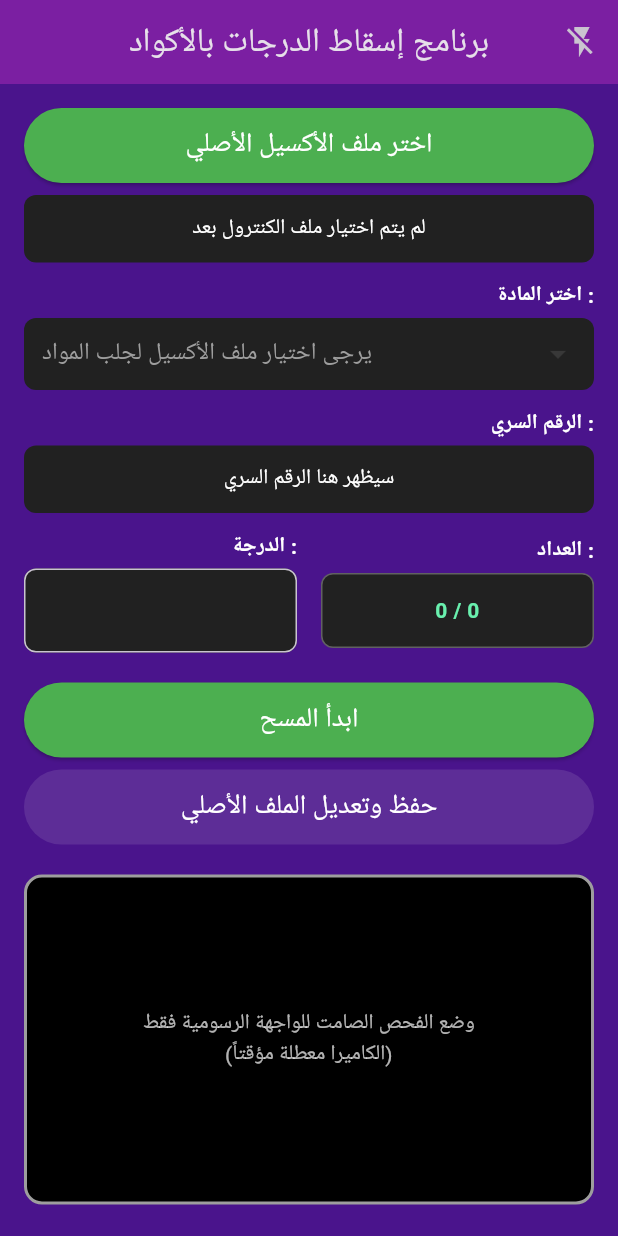
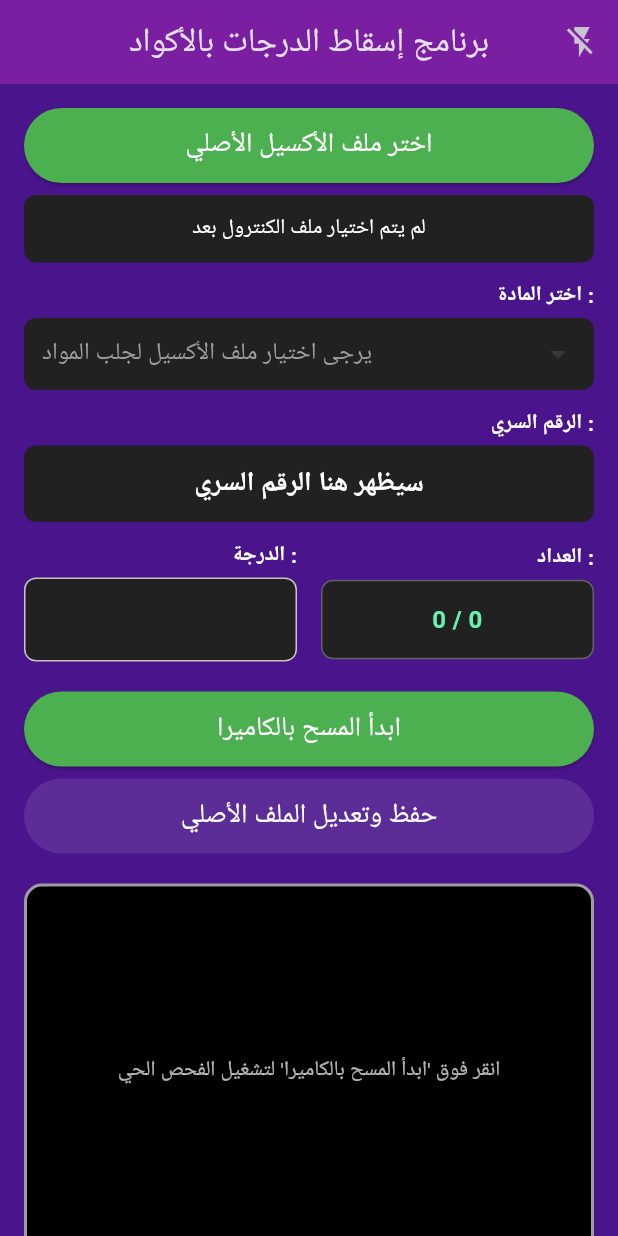
Before and after one commit to karnyn7743-tech/scan_grades, a Flutter app: the screen it shows after launch, on a phone screen of 412 x 824 dp. Run offline on Flutter 3.47's test engine with Material 3 defaults, Android fonts, the phone set to English and light mode, and no system bars; our stand-ins replace file_picker; missing offline and left inert: excel, mobile_scanner.

Commit message:
Integrate camera scanning and enhance Excel parsing
Added camera functionality for scanning codes and improved Excel file handling.

```diff
--- a/lib/main.dart
+++ b/lib/main.dart
@@ -1,7 +1,8 @@
 import 'dart:io';
 import 'package:flutter/material.dart';
 import 'package:file_picker/file_picker.dart';
-import 'package:excel/excel.dart' as px; // هنا قمنا بإعطاء اختصار للمكتبة لحل مشكلة تداخل الاسماء
+import 'package:excel/excel.dart' as px;
+import 'package:mobile_scanner/mobile_scanner.dart'; // استيراد حزمة الكاميرا الجديدة
 
 void main() {
   WidgetsFlutterBinding.ensureInitialized();
@@ -36,11 +37,19 @@ class _MainScreenState extends State<MainScreen> {
   String? _selectedSubject;
   bool _isLoading = false;
 
-  final String _secretIdResult = "سيظهر هنا الرقم السري";
+  String _secretIdResult = "سيظهر هنا الرقم السري";
   final TextEditingController _gradeController = TextEditingController();
 
   int _totalStudents = 0;
   int _gradedStudents = 0;
+
+  // متحكم الكاميرا وفلاش المصابيح
+  final MobileScannerController _cameraController = MobileScannerController(
+    autoStart: false, // لا تبدأ الكاميرا إلا عند الضغط على زر ابدأ المسح
+    torchEnabled: false,
+  );
+  bool _isScanningActive = false;
+  bool _isTorchOn = false;
 
   Future<void> _pickAndParseExcel() async {
     setState(() {
@@ -61,12 +70,11 @@ class _MainScreenState extends State<MainScreen> {
         String nameOfFile = result.files.single.name;
 
         var bytes = File(_selectedFilePath!).readAsBytesSync();
-        var excel = px.Excel.decodeBytes(bytes); // استخدام الاختصار px
+        var excel = px.Excel.decodeBytes(bytes);
 
         String firstSheet = excel.tables.keys.first;
         var sheet = excel.tables[firstSheet];
 
-        // تم استبدال maxCols بـ maxColumns المتوافقة مع الإصدار الجديد
         if (sheet != null && sheet.maxColumns > 0) {
           var firstRow = sheet.rows.first;
           List<String> tempSubjects = [];
@@ -90,6 +98,7 @@ class _MainScreenState extends State<MainScreen> {
             _fileName = nameOfFile;
             _subjects = tempSubjects;
             _totalStudents = sheet.maxRows > 1 ? sheet.maxRows - 1 : 0;
+            _gradedStudents = 0; // إعادة تصغير العداد عند اختيار ملف جديد
           });
 
           if (_subjects.isEmpty) {
@@ -113,6 +122,24 @@ class _MainScreenState extends State<MainScreen> {
     }
   }
 
+  // تفعيل الكاميرا لبدء الفحص والمسح
+  void _toggleScanning() {
+    if (_selectedSubject == null) {
+      _showSnackBar("يرجى اختيار المادة المراد رصدها أولاً قبل بدء المسح!");
+      return;
+    }
+
+    setState(() {
+      _isScanningActive = !_isScanningActive;
+    });
+
+    if (_isScanningActive) {
+      _cameraController.start();
+    } else {
+      _cameraController.stop();
+    }
+  }
+
   void _showSnackBar(String message) {
     ScaffoldMessenger.of(context).showSnackBar(SnackBar(content: Text(message)));
   }
@@ -120,6 +147,7 @@ class _MainScreenState extends State<MainScreen> {
   @override
   void dispose() {
     _gradeController.dispose();
+    _cameraController.dispose();
     super.dispose();
   }
 
@@ -135,9 +163,17 @@ class _MainScreenState extends State<MainScreen> {
         centerTitle: true,
         backgroundColor: primaryPurple,
         actions: [
+          // تفعيل زر الفلاش للتحكم بمصباح الكاميرا أثناء الفحص
           IconButton(
-            icon: const Icon(Icons.flash_off),
-            onPressed: () {},
+            icon: Icon(_isTorchOn ? Icons.flash_on : Icons.flash_off),
+            onPressed: () {
+              if (_isScanningActive) {
+                _cameraController.toggleTorch();
+                setState(() {
+                  _isTorchOn = !_isTorchOn;
+                });
+              }
+            },
           ),
         ],
       ),
@@ -241,7 +277,7 @@ class _MainScreenState extends State<MainScreen> {
               ),
               child: Text(
                 _secretIdResult,
-                style: const TextStyle(color: Colors.white),
+                style: const TextStyle(color: Colors.white, fontSize: 18, fontWeight: FontWeight.bold),
                 textAlign: TextAlign.center,
               ),
             ),
@@ -296,13 +332,14 @@ class _MainScreenState extends State<MainScreen> {
                         decoration: BoxDecoration(
                           color: fieldColor,
                           borderRadius: BorderRadius.circular(8),
-                          border: Border.all(color: Colors.grey.shade700), // تم التوجيه المباشر لـ فلاتر تلقائياً
+                          border: Border.all(color: Colors.grey.shade700),
                         ),
                         child: Text(
                           "$_gradedStudents / $_totalStudents",
                           style: const TextStyle(
                             color: Colors.greenAccent,
                             fontWeight: FontWeight.bold,
+                            fontSize: 16,
                           ),
                           textAlign: TextAlign.center,
                         ),
@@ -314,15 +351,16 @@ class _MainScreenState extends State<MainScreen> {
             ),
             const SizedBox(height: 20),
 
+            // زر التبديل لتشغيل وإيقاف مسح الكاميرا
             ElevatedButton(
               style: ElevatedButton.styleFrom(
-                backgroundColor: Colors.green,
+                backgroundColor: _isScanningActive ? Colors.red : Colors.green,
                 minimumSize: const Size.fromHeight(50),
               ),
-              onPressed: () {},
-              child: const Text(
-                "ابدأ المسح",
-                style: TextStyle(fontSize: 18, color: Colors.white),
+              onPressed: _toggleScanning,
+              child: Text(
+                _isScanningActive ? "إيقاف المسح مؤقتاً" : "ابدأ المسح بالكاميرا",
+                style: const TextStyle(fontSize: 18, color: Colors.white),
               ),
             ),
             const SizedBox(height: 8),
@@ -339,20 +377,45 @@ class _MainScreenState extends State<MainScreen> {
             ),
             const SizedBox(height: 20),
 
+            // حاوية الكاميرا الحية المتطورة
             Container(
               width: double.infinity,
-              height: 220,
+              height: 250,
               decoration: BoxDecoration(
                 color: Colors.black,
                 borderRadius: BorderRadius.circular(12),
-                border: Border.all(color: Colors.grey, width: 2), // تم التوجيه المباشر لـ فلاتر تلقائياً
+                border: Border.all(color: _isScanningActive ? Colors.greenAccent : Colors.grey, width: 2),
               ),
-              child: const Center(
-                child: Text(
-                  "وضع الفحص الصامت للواجهة الرسومية فقط\n(الكاميرا معطلة مؤقتاً)",
-                  style: TextStyle(color: Colors.white70),
-                  textAlign: TextAlign.center,
-                ),
+              child: ClipRRect(
+                borderRadius: BorderRadius.circular(10),
+                child: _isScanningActive
+                    ? MobileScanner(
+                        controller: _cameraController,
+                        onDetect: (capture) {
+                          final List<Barcode> barcodes = capture.barcodes;
+                          if (barcodes.isNotEmpty && barcodes.first.rawValue != null) {
+                            final String codeValue = barcodes.first.rawValue!;
+
+                            // إيقاف ميكانيزم المسح اللحظي لتفادي التكرار حتى نعتمد الدرجة
+                            _cameraController.stop();
+
+                            setState(() {
+                              _secretIdResult = codeValue; // إظهار الرقم السري المستخرج في الحقل المخصص له
+                              _gradedStudents += 1;       // زيادة العداد بمقدار طالب
+                              _isScanningActive = false;  // إغلاق الكاميرا تلقائياً بانتظار إدخال الدرجة والمسح التالي
+                            });
+
+                            _showSnackBar("تم التقاط الكود بنجاح: $codeValue");
+                          }
+                        },
+                      )
+                    : const Center(
+                        child: Text(
+                          "انقر فوق 'ابدأ المسح بالكاميرا' لتشغيل الفحص الحي",
+                          style: TextStyle(color: Colors.white70),
+                          textAlign: TextAlign.center,
+                        ),
+                      ),
               ),
             ),
           ],
```
